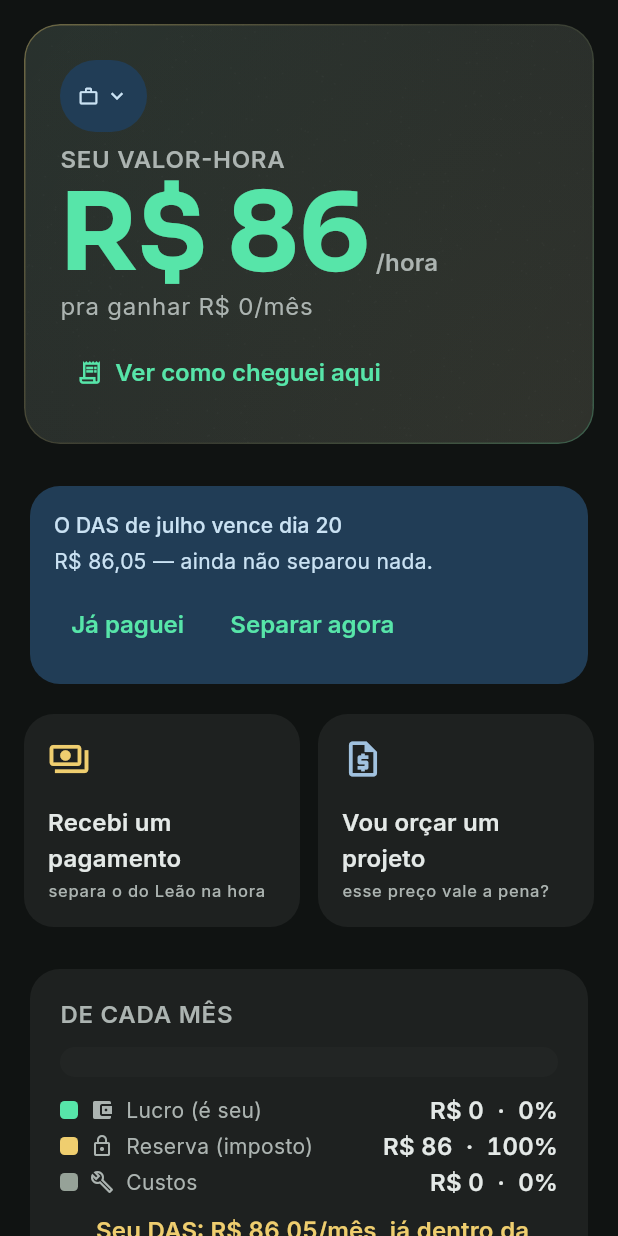
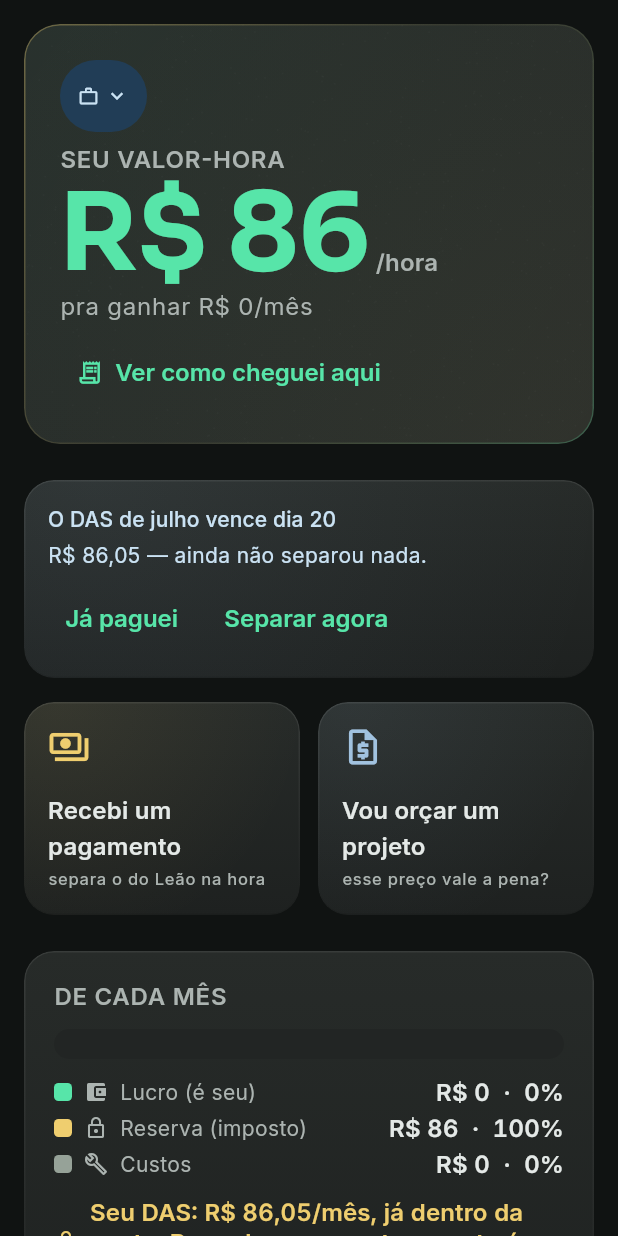
Before and after one commit to 4yu-apps/quanto-cobro, a Flutter app: the _PainelBody widget shown alone on an empty page, opened directly with empty values, on a phone screen of 412 x 824 dp. Run offline on Flutter 3.47's test engine with Material 3 defaults, Android fonts, the phone set to English and light mode, and no system bars; our stand-ins replace file_picker, flutter_riverpod, go_router, share_plus, shared_preferences; accounts and stored records are empty.

Commit message:
feat(ui): material premium nos cards de acao e paineis (fim do chapado)
Co-Authored-By: Claude Opus 4.8 (1M context) <noreply@anthropic.com>

```diff
--- a/lib/core/ui/tool_action_card.dart
+++ b/lib/core/ui/tool_action_card.dart
@@ -2,6 +2,7 @@ import 'package:flutter/material.dart';
 
 import '../theme/motion.dart';
 import '../theme/tokens.dart';
+import 'panel_card.dart';
 
 /// Card-ação dos tools recorrentes (DS §6.3). Na virada, têm peso de
 /// protagonista (>= card-herói). Use dois lado a lado, num Row de Expanded.
@@ -37,9 +38,11 @@ class ToolActionCard extends StatelessWidget {
       label: subtitle == null ? title : '$title. $subtitle',
       child: ExcludeSemantics(
         child: PressableScale(
+          child: PanelCard(
+            accent: accent ?? cs.primary,
+            padding: const EdgeInsets.all(Space.x4),
             child: Material(
-            color: cs.surfaceContainer,
-            borderRadius: const BorderRadius.all(Radii.lg),
+              type: MaterialType.transparency,
               child: InkWell(
                 onTap: () {
                   Haptics.select();
@@ -48,13 +51,6 @@ class ToolActionCard extends StatelessWidget {
                 borderRadius: const BorderRadius.all(Radii.lg),
                 child: Container(
                   constraints: const BoxConstraints(minHeight: 104),
-                padding: const EdgeInsets.all(Space.x4),
-                decoration: BoxDecoration(
-                  borderRadius: const BorderRadius.all(Radii.lg),
-                  border: theme.brightness == Brightness.light
-                      ? Border.all(color: cs.outlineVariant)
-                      : null,
-                ),
                   child: Column(
                     crossAxisAlignment: CrossAxisAlignment.start,
                     mainAxisAlignment: MainAxisAlignment.spaceBetween,
@@ -83,6 +79,7 @@ class ToolActionCard extends StatelessWidget {
             ),
           ),
         ),
+      ),
     );
   }
 }
--- a/lib/features/painel/painel_screen.dart
+++ b/lib/features/painel/painel_screen.dart
@@ -20,6 +20,7 @@ import '../../core/ui/divisao_bar.dart';
 import '../../core/ui/empty_state_hero.dart';
 import '../../core/ui/estimativa_seal.dart';
 import '../../core/ui/hero_value_card.dart';
+import '../../core/ui/panel_card.dart';
 import '../../core/ui/tool_action_card.dart';
 import '../perfis/trabalho_switcher.dart';
 
@@ -157,9 +158,8 @@ class _PainelBody extends ConsumerWidget {
         if (lembrarDas) ...<Widget>[
           Semantics(
             liveRegion: true,
-            child: Card(
-              color: theme.colorScheme.secondaryContainer,
-              child: Padding(
+            child: PanelCard(
+              accent: theme.colorScheme.secondary,
               padding: const EdgeInsets.all(Space.x4),
               child: Column(
                 crossAxisAlignment: CrossAxisAlignment.start,
@@ -193,7 +193,6 @@ class _PainelBody extends ConsumerWidget {
                     ],
                   ),
                 ],
-                ),
               ),
             ),
           ),
@@ -234,9 +233,7 @@ class _PainelBody extends ConsumerWidget {
 
         StaggerIn(
           index: 2,
-          child: Card(
-            color: theme.colorScheme.surfaceContainer,
-            child: Padding(
+          child: PanelCard(
             padding: const EdgeInsets.all(Space.x5),
             child: Column(
               crossAxisAlignment: CrossAxisAlignment.start,
@@ -332,7 +329,6 @@ class _PainelBody extends ConsumerWidget {
             ),
           ),
         ),
-        ),
         const SizedBox(height: Space.x6),
 
         FilledButton.icon(
--- a/lib/features/resultado/resultado_screen.dart
+++ b/lib/features/resultado/resultado_screen.dart
@@ -18,6 +18,7 @@ import '../../core/ui/a11y.dart';
 import '../../core/ui/divisao_bar.dart';
 import '../../core/ui/estimativa_seal.dart';
 import '../../core/ui/money_count_up.dart';
+import '../../core/ui/panel_card.dart';
 import '../../core/ui/stale_banner.dart';
 import '../../core/ui/vitrine_card.dart';
 
@@ -199,9 +200,7 @@ class _ResultadoScreenState extends ConsumerState<ResultadoScreen> {
           // Ato 2 e 3 — anatomia: o imposto de verdade + o lucro, e a Divisão.
           StaggerIn(
             index: 1,
-            child: Card(
-              color: cs.surfaceContainer,
-              child: Padding(
+            child: PanelCard(
               padding: const EdgeInsets.all(Space.x5),
               child: Column(
                 crossAxisAlignment: CrossAxisAlignment.start,
@@ -229,7 +228,6 @@ class _ResultadoScreenState extends ConsumerState<ResultadoScreen> {
                     bornDelay: Motion.quick,
                   ),
                 ],
-                ),
               ),
             ),
           ),
```
Lines whose indentation alone changed are shown as unchanged.
